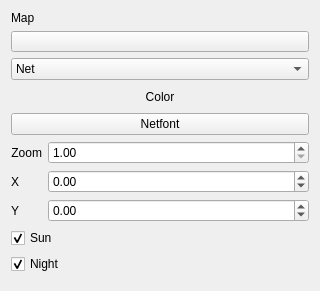
Above: gui/ui/mapsettings.ui from ivantaran/satviewer before the change. Below: the same form after it.
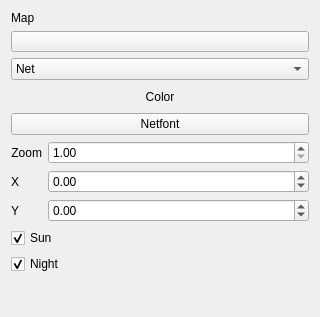
That is the form after the change.

Diff of the .ui file:
```diff
--- a/gui/ui/mapsettings.ui
+++ b/gui/ui/mapsettings.ui
@@ -7,7 +7,7 @@
     <x>0</x>
     <y>0</y>
     <width>320</width>
-    <height>268</height>
+    <height>317</height>
    </rect>
   </property>
   <property name="windowTitle">
```
Left out of the diff: 2 changed lines with no effect on the pictures.
